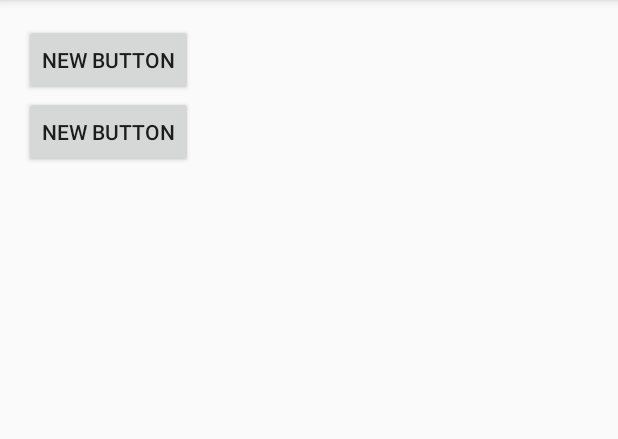
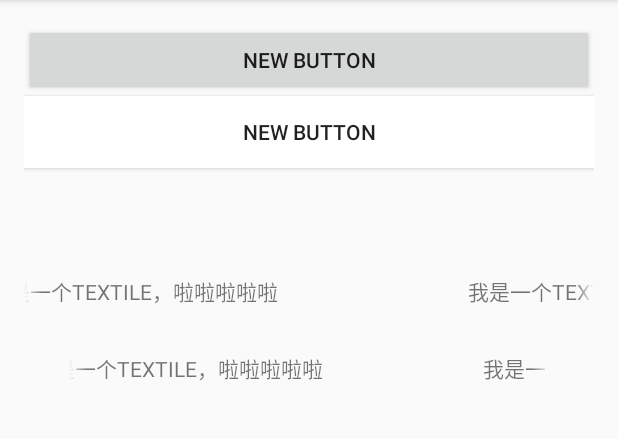
Before and after one commit to yangzoudreamer/MyFirstAndroidApp, an Android app: the screen it shows after launch (MainActivity), on a phone screen of 412 x 824 dp, the part 84-523 px from its top. Run offline under Robolectric (Android 15) with nearby library versions, the phone set to English and light mode, and no system bars.

Commit message:
third commit to github

```diff
--- a/app/src/main/java/com/example/younghuster/myapp_1510/MainActivity.java
+++ b/app/src/main/java/com/example/younghuster/myapp_1510/MainActivity.java
@@ -4,6 +4,7 @@ import android.support.v7.app.AppCompatActivity;
 import android.os.Bundle;
 import android.view.Menu;
 import android.view.MenuItem;
+import android.view.View;
 import android.widget.Button;
 
 public class MainActivity extends AppCompatActivity {
@@ -14,7 +15,18 @@ public class MainActivity extends AppCompatActivity {
     protected void onCreate(Bundle savedInstanceState) {
         super.onCreate(savedInstanceState);
         setContentView(R.layout.activity_main);
+
+        button = (Button) findViewById(R.id.send_btn);
+
+        button.setOnClickListener(new View.OnClickListener() {
+            @Override
+            public void onClick(View v) {
+
+            }
+        });
     }
+
+
 
     @Override
     public boolean onCreateOptionsMenu(Menu menu) {
--- /dev/null
+++ b/app/src/main/java/com/example/younghuster/myapp_1510/Marquee.java
@@ -0,0 +1,33 @@
+package com.example.younghuster.myapp_1510;
+
+import android.content.Context;
+import android.util.AttributeSet;
+import android.widget.TextView;
+
+/**
+ * Created by younghuster on 2015/10/2.
+ */
+class Marquee extends TextView{
+
+    public Marquee(Context context) {
+        super(context);
+    }
+
+    public Marquee(Context context, AttributeSet attrs) {
+        super(context, attrs);
+    }
+
+    public Marquee(Context context, AttributeSet attrs, int defStyleAttr) {
+        super(context, attrs, defStyleAttr);
+    }
+
+//    public Marquee(Context context, AttributeSet attrs, int defStyleAttr, int defStyleRes) {
+//        super(context, attrs, defStyleAttr, defStyleRes);
+//    }
+
+
+    @Override
+    public boolean isFocused() {
+        return true;
+    }
+}
--- a/app/src/main/res/layout/activity_main.xml
+++ b/app/src/main/res/layout/activity_main.xml
@@ -7,7 +7,7 @@
 
     <Button
 
-        android:layout_width="wrap_content"
+        android:layout_width="match_parent"
         android:layout_height="wrap_content"
         android:text="New Button"
         android:id="@+id/send_btn"
@@ -15,10 +15,42 @@
         android:layout_alignParentStart="true" />
 
     <Button
-        android:layout_width="wrap_content"
+        android:layout_width="match_parent"
+        android:background="#ffffff"
         android:layout_height="wrap_content"
         android:text="New Button"
         android:id="@+id/button"
         android:layout_below="@+id/send_btn"
         android:layout_alignParentStart="true" />
+
+
+    <com.example.younghuster.myapp_1510.Marquee
+        android:layout_width="wrap_content"
+        android:layout_height="wrap_content"
+        android:text="@string/hell0_world"
+        android:id="@+id/textView"
+        android:layout_below="@+id/button"
+        android:layout_centerHorizontal="true"
+        android:layout_marginTop="71dp"
+
+        android:singleLine="true"
+        android:ellipsize="marquee"
+        android:focusable="true"
+        android:focusableInTouchMode="true"/>
+
+    <com.example.younghuster.myapp_1510.Marquee
+        android:layout_width="wrap_content"
+        android:layout_height="wrap_content"
+        android:text="@string/hell0_world"
+        android:id="@+id/textView1"
+        android:layout_below="@+id/textView"
+        android:layout_margin="30dp"
+        android:layout_centerHorizontal="true"
+        android:layout_marginTop="71dp"
+
+        android:singleLine="true"
+        android:ellipsize="marquee"
+        android:focusable="true"
+        android:focusableInTouchMode="true"/>
+
 </RelativeLayout>
--- a/app/src/main/res/values/strings.xml
+++ b/app/src/main/res/values/strings.xml
@@ -1,6 +1,9 @@
 <resources>
     <string name="app_name">MyApp_1510</string>
 
-    <string name="hello_world">Hello world!</string>
+    <!--<string name="hello_world">Hello world!</string>-->
     <string name="action_settings">Settings</string>
+
+    <string name="hell0_world">我是一个TEXTILE,我是一个TEXTILE,我们都是一个TEXTILE，啦啦啦啦啦</string>
+
 </resources>
```
Also changed, not shown: 1 other file.
